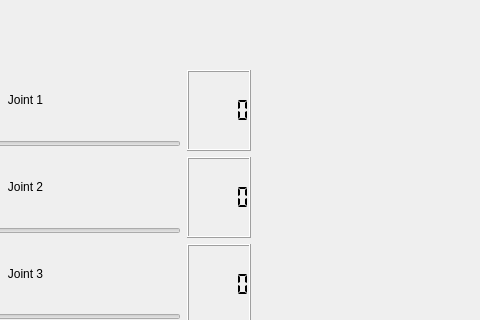
Old version of the form GUI/command/Commandwindow.ui in the repository chameau5050/Handling-Gro; both pictures show x 320 to 800 and y 0 to 320 of the 800 by 600 pixel window.
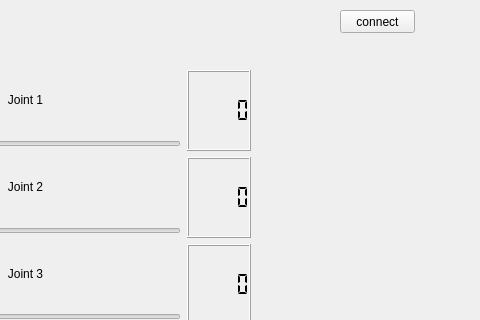
New version of the form.

```diff
--- a/GUI/command/Commandwindow.ui
+++ b/GUI/command/Commandwindow.ui
@@ -159,6 +159,19 @@
      </item>
     </layout>
    </widget>
+   <widget class="QPushButton" name="ConnectCommand">
+    <property name="geometry">
+     <rect>
+      <x>660</x>
+      <y>10</y>
+      <width>75</width>
+      <height>23</height>
+     </rect>
+    </property>
+    <property name="text">
+     <string>connect</string>
+    </property>
+   </widget>
   </widget>
   <widget class="QMenuBar" name="menubar">
    <property name="geometry">
```
